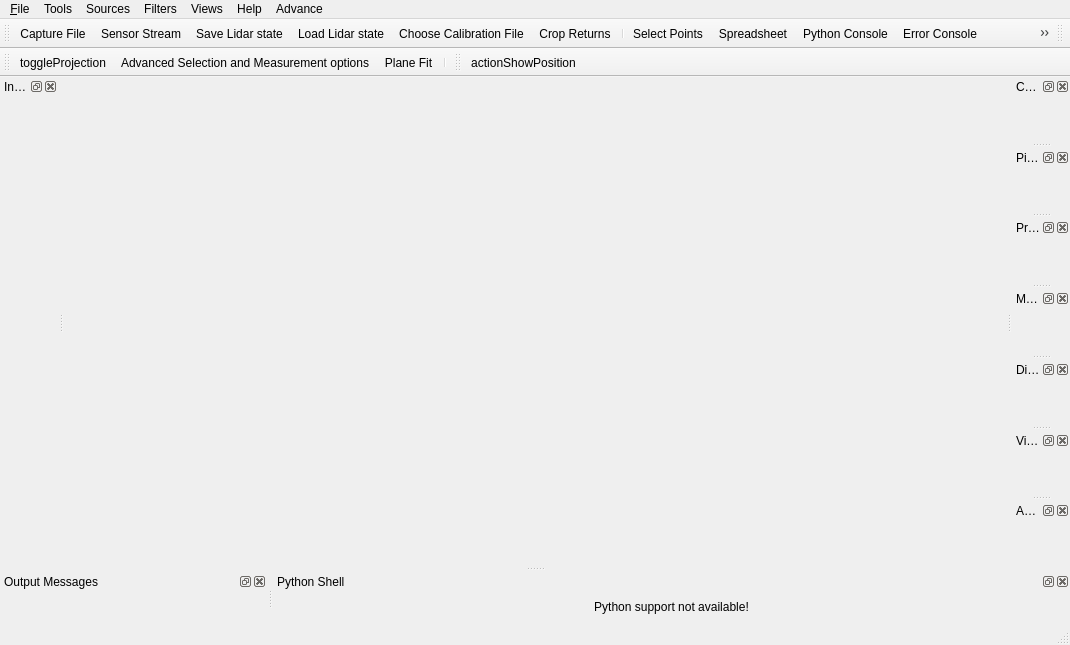
First picture: the form in Application/vvMainWindow.ui, repository Kitware/LidarView, before the edit.
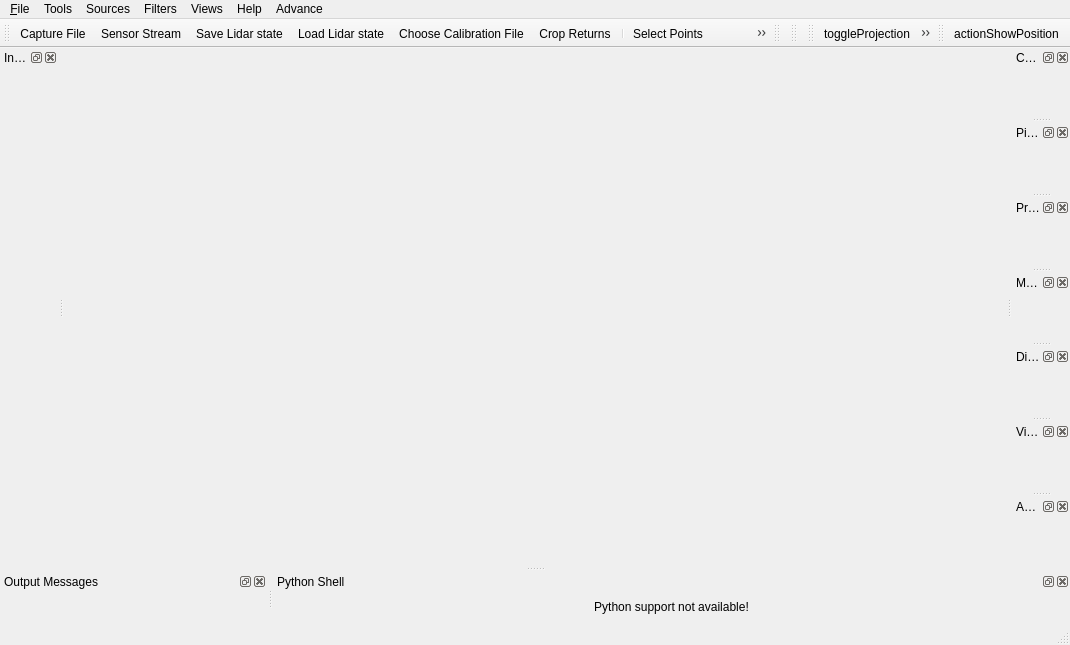
Second picture: the form after the edit. Icons and pictures are not drawn. Custom widgets are drawn as their Qt base class.

Commit message: [refactor] Arrange UI Toolbars

```diff
--- a/Application/vvMainWindow.ui
+++ b/Application/vvMainWindow.ui
@@ -176,6 +176,17 @@
     <bool>false</bool>
    </attribute>
   </widget>
+  <widget class="pqCustomViewpointsToolbar" name="Custom Viewpoints Toolbar">
+   <property name="windowTitle">
+    <string>Custom Viewpoints</string>
+   </property>
+   <attribute name="toolBarArea">
+    <enum>TopToolBarArea</enum>
+   </attribute>
+   <attribute name="toolBarBreak">
+    <bool>false</bool>
+   </attribute>
+  </widget>
   <widget class="QToolBar" name="viewSettings">
    <property name="windowTitle">
     <string>View Controls</string>
@@ -184,7 +195,7 @@
     <enum>TopToolBarArea</enum>
    </attribute>
    <attribute name="toolBarBreak">
-    <bool>true</bool>
+    <bool>false</bool>
    </attribute>
    <addaction name="actionToggleProjection"/>
    <addaction name="actionMeasure"/>
@@ -773,6 +784,11 @@
   </action>
  </widget>
  <customwidgets>
+  <customwidget>
+   <class>pqCustomViewpointsToolbar</class>
+   <extends>QToolBar</extends>
+   <header>pqCustomViewpointsToolbar.h</header>
+  </customwidget>
   <customwidget>
    <class>lqColorToolbar</class>
    <extends>QToolBar</extends>
```
Left out of the diff: 22 changed lines with no effect on the pictures. The commit also changes 1 other file.
